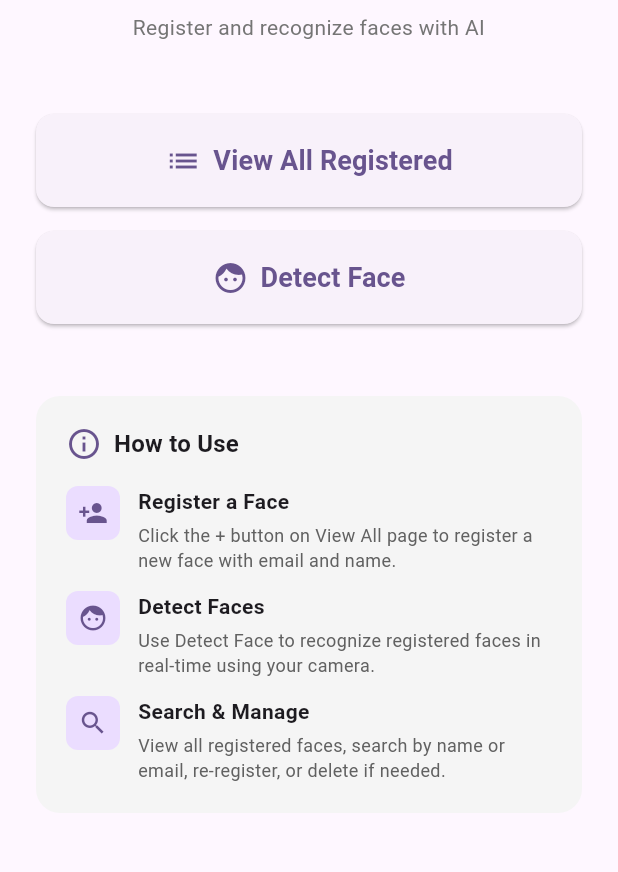
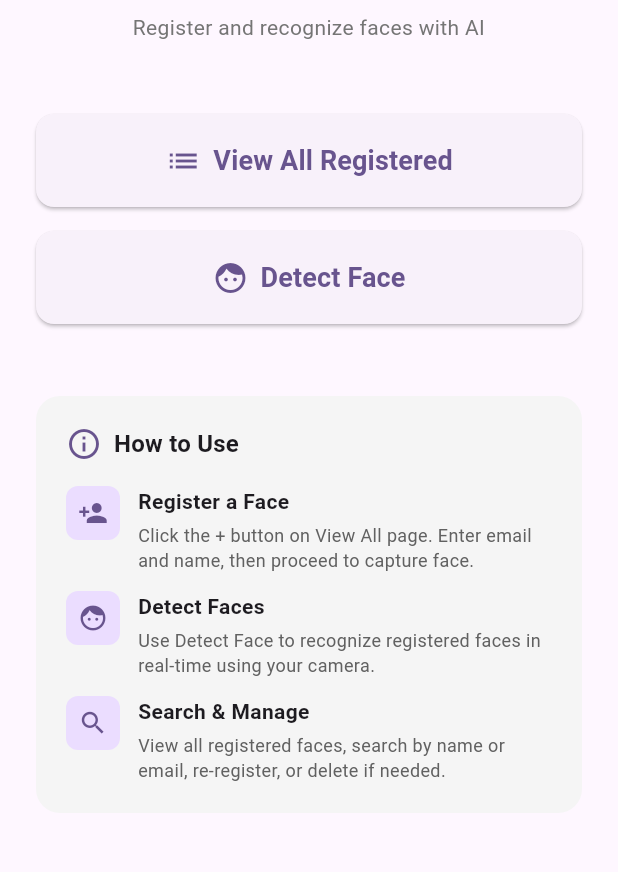
Before and after one commit to alpharibbin/facerecognition, a Flutter app: the screen it shows after launch, on a phone screen of 412 x 824 dp, the part 354-1226 px from its top. Run offline on Flutter 3.47's test engine with Material 3 defaults, Android fonts, the phone set to English and light mode, and no system bars; our stand-ins replace camera, cloud_firestore, firebase_core, hive, hive_flutter, shared_preferences; missing offline and left inert: google_mlkit_face_detection, tflite_flutter; accounts and stored records are empty; generated files the repository leaves out were written again; project files that could hold a hidden picture were left out.

Commit message:
new final

```diff
--- a/lib/main.dart
+++ b/lib/main.dart
@@ -230,7 +230,7 @@ class MyHomePage extends StatelessWidget {
                       context,
                       Icons.person_add,
                       'Register a Face',
-                      'Click the + button on View All page to register a new face with email and name.',
+                      'Click the + button on View All page. Enter email and name, then proceed to capture face.',
                     ),
                     const SizedBox(height: 12),
                     _buildInstructionItem(
```
Also changed, not shown: 3 other files.
